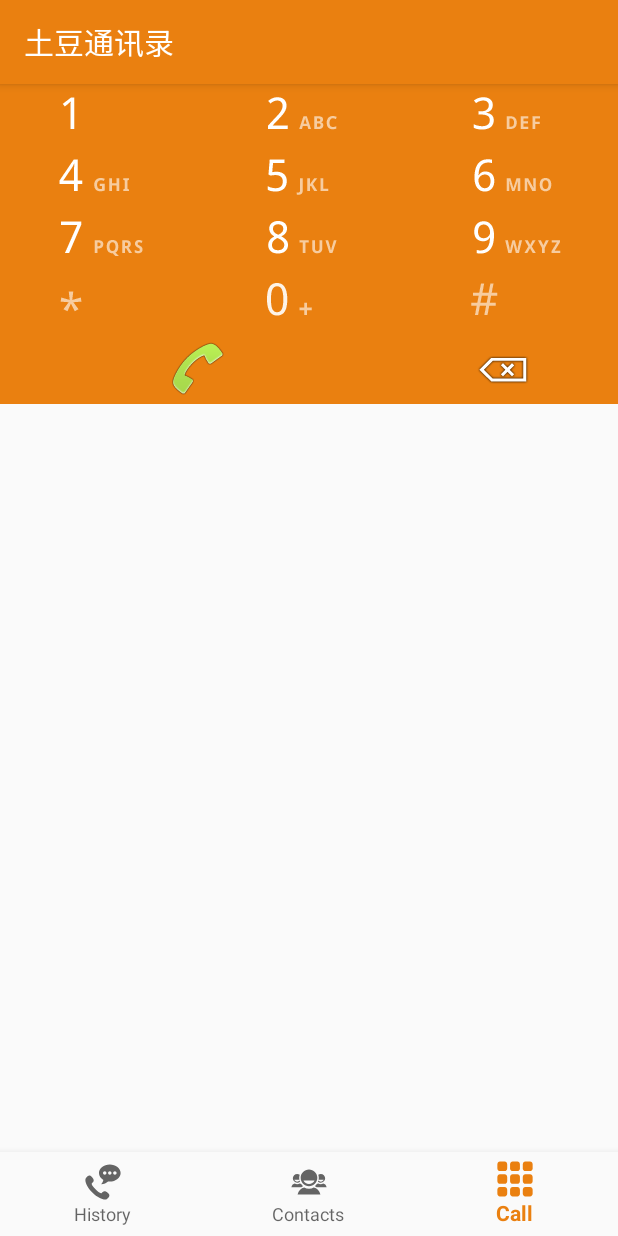
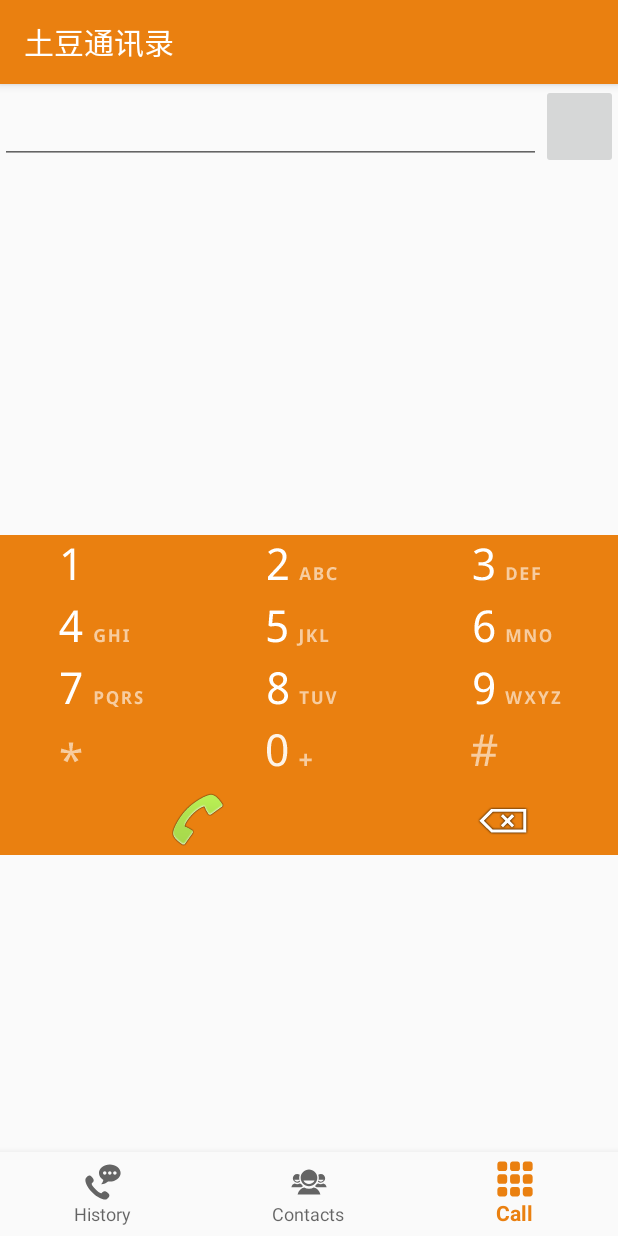
Before and after one commit to BadTudou-zz/Tudou, an Android app: the screen it shows after launch (MainActivity), item 3 of the bottom bar chosen, on a phone screen of 412 x 824 dp. Run offline under Robolectric (Android 15) with nearby library versions, the phone set to English and light mode, and no system bars; 1 statement that could not run was skipped.

Commit message:
Add EditText to CallFragment, displays the entered number

```diff
--- a/develop/app/android/app/src/main/java/com/badtudou/tudou/CallFragment.java
+++ b/develop/app/android/app/src/main/java/com/badtudou/tudou/CallFragment.java
@@ -10,6 +10,7 @@ import android.view.LayoutInflater;
 import android.view.View;
 import android.view.ViewGroup;
 import android.widget.Button;
+import android.widget.EditText;
 import android.widget.ImageButton;
 
 import java.util.HashMap;
@@ -36,7 +37,8 @@ public class CallFragment extends Fragment implements View.OnClickListener {
 
     private View view;
     private Map<String, Integer> strMapInt;
-    private String phone;
+    private String phone ="";
+    private EditText editTextPhone;
 
     private OnFragmentInteractionListener mListener;
 
@@ -114,7 +116,14 @@ public class CallFragment extends Fragment implements View.OnClickListener {
         if(strMapInt.containsKey(key.toString())){
             // 0-9, *, #
             Log.d("Test", "has"+":"+key);
+            if(key.equals('r'))
+                key = '*';
+
+            if(key.equals('h'))
+                key = '#';
+
             phone += key;
+            editTextPhone.setText(phone);
         }else
         {
             switch (key.toString()){
@@ -125,7 +134,8 @@ public class CallFragment extends Fragment implements View.OnClickListener {
                     break;
                 // delete
                 case "e":
-                    this.phone = "";
+                    phone = phone.substring(0, phone.length()-1);
+                    editTextPhone.setText(phone);
                     break;
             }
             // Call, Delete
@@ -157,6 +167,8 @@ public class CallFragment extends Fragment implements View.OnClickListener {
             ImageButton imageButton = (ImageButton)view.findViewById(entry.getValue());
             imageButton.setOnClickListener(this);
         }
+
+        editTextPhone = (EditText)view.findViewById(R.id.CallEditTextPhoneNumber);
     }
 
     /**
--- a/develop/app/android/app/src/main/res/layout/fragment_call.xml
+++ b/develop/app/android/app/src/main/res/layout/fragment_call.xml
@@ -6,29 +6,53 @@
     android:layout_height="wrap_content"
     tools:context="com.badtudou.tudou.CallFragment">
 
-    <!--<EditText-->
-        <!--android:id="@+id/EditTextPhoneNumber"-->
-        <!--android:layout_width="fill_parent"-->
-        <!--android:layout_height="wrap_content"-->
-        <!--android:layout_alignParentLeft="true"-->
-        <!--android:layout_alignParentRight="true"-->
-        <!--android:layout_alignParentTop="true"-->
-        <!--android:background="@drawable/overlay_footer_background"-->
-        <!--android:layout_marginBottom="0dp"-->
-        <!--android:cursorVisible="false"-->
-        <!--android:textColor="@color/text_main"-->
-        <!--android:gravity="fill_vertical|center"-->
-        <!--android:textSize="24.0sp"-->
-        <!--android:textStyle="bold"-->
-        <!--android:scrollHorizontally="true"-->
-        <!--android:maxLines="1" />-->
+    <LinearLayout
+        android:id="@+id/Row0"
+        android:layout_alignParentLeft="true"
+        android:layout_alignParentRight="true"
+        android:orientation="horizontal"
+        android:layout_width="fill_parent"
+        android:layout_height="wrap_content">
+        <EditText
+            android:id="@+id/CallEditTextPhoneNumber"
+            android:layout_width="match_parent"
+            android:layout_height="wrap_content"
+            android:layout_weight="2"
+            android:layout_alignParentLeft="true"
+            android:layout_alignParentRight="true"
+            android:layout_alignParentTop="true"
+            android:layout_marginBottom="3dp"
+            android:cursorVisible="false"
+            android:textColor="@color/text_main"
+            android:gravity="fill_vertical|center"
+            android:textSize="24.0sp"
+            android:textStyle="bold"
+            android:scrollHorizontally="true"
+            android:maxLines="1" />
+        <ImageButton
+            android:layout_width="match_parent"
+            android:layout_height="match_parent"
+            android:layout_weight="14"/>
+    </LinearLayout>
+
+    <LinearLayout
+        android:id="@+id/CallMatchContacts"
+        android:layout_alignParentLeft="true"
+        android:layout_alignParentRight="true"
+        android:layout_below="@id/Row0"
+        android:orientation="horizontal"
+        android:layout_width="fill_parent"
+        android:layout_height="244dp">
+    </LinearLayout>
+
 
     <LinearLayout
         android:id="@+id/Row1"
         android:layout_alignParentLeft="true"
         android:layout_alignParentRight="true"
         android:layout_width="fill_parent"
-        android:layout_height="wrap_content">
+        android:layout_height="wrap_content"
+        android:layout_below="@id/CallMatchContacts">
         <!--  Buttons 1 2 3 -->
         <ImageButton
             android:layout_weight="1"
```
Also changed, not shown: 1 other file.
